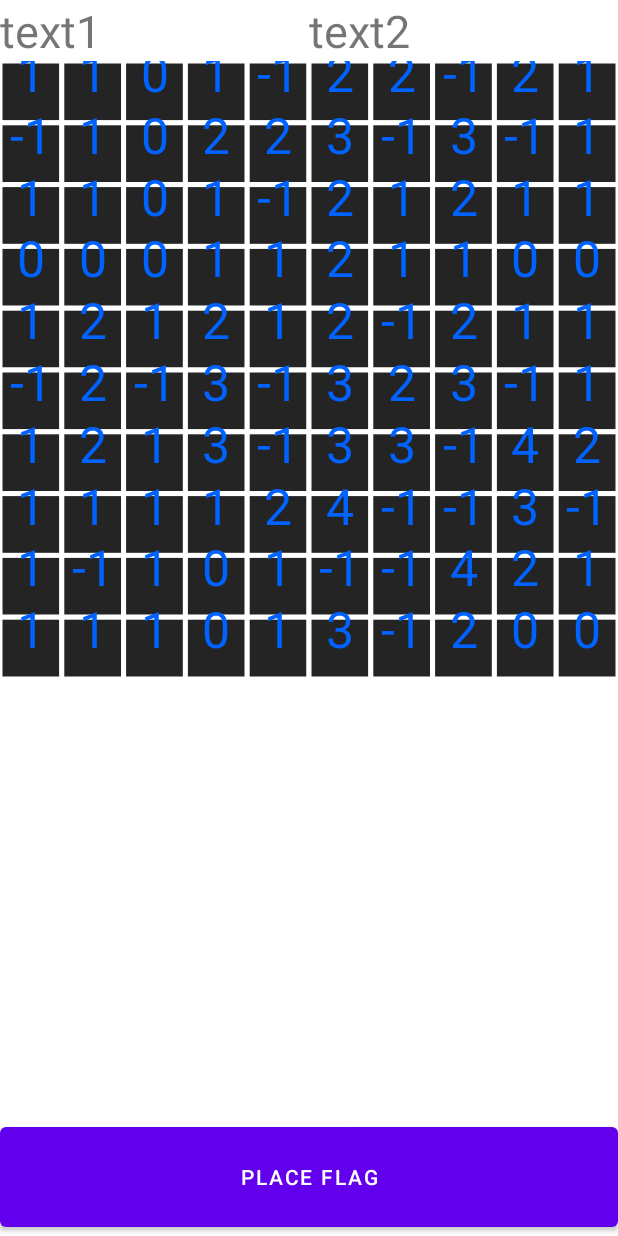
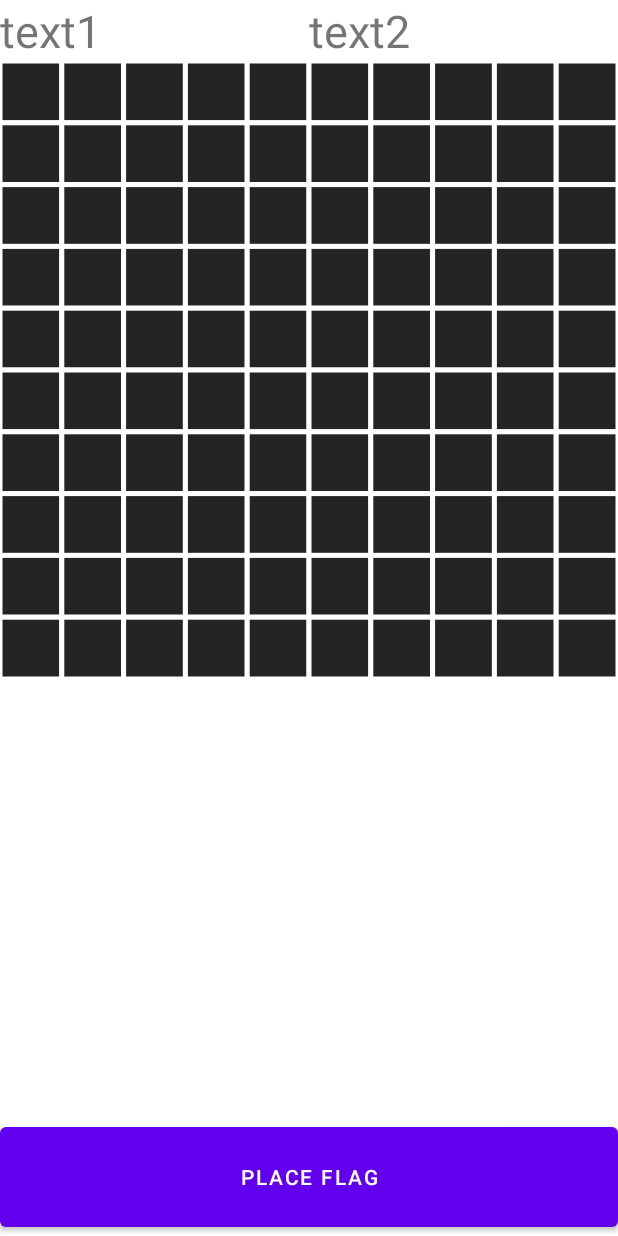
Before and after one commit to BaptisteMartinet/Minesweeper, an Android app: the layout activity_main.xml on its own in the app's theme, with its tools: preview values and no code run, on a phone screen of 412 x 824 dp. Run offline under Robolectric (Android 15) with nearby library versions, the light colour scheme and no system bars.

Commit message:
Milestone 4: Generate board and reveal cell on click

```diff
--- a/app/src/main/java/griffith/baptiste/martinet/minesweeper/MinesweeperGame.kt
+++ b/app/src/main/java/griffith/baptiste/martinet/minesweeper/MinesweeperGame.kt
@@ -2,11 +2,12 @@ package griffith.baptiste.martinet.minesweeper
 
 import android.content.Context
 import android.graphics.*
+import android.text.TextPaint
 import android.util.AttributeSet
-import android.util.Log
 import android.view.MotionEvent
 import android.view.View
 import androidx.core.content.ContextCompat
+import kotlin.math.floor
 
 class MinesweeperGame(context: Context, attrs: AttributeSet) : View(context, attrs) {
   private var _boardSize: Int
@@ -14,8 +15,9 @@ class MinesweeperGame(context: Context, attrs: AttributeSet) : View(context, att
   private var _cellSize: Float = 0f
 
   private val _paintCellBackground: Paint = Paint()
+  private val _paintCellBackgroundRevealed: Paint = Paint()
   private val _paintCellStroke: Paint = Paint()
-  private val _paintTextValue: Paint = Paint()
+  private val _paintCellValue: Paint = TextPaint()
 
   private var _minesweeperEngine: MinesweeperGameEngine
 
@@ -25,17 +27,16 @@ class MinesweeperGame(context: Context, attrs: AttributeSet) : View(context, att
         _boardSize = getInteger(R.styleable.MinesweeperGame_boardSize, 10)
         _nbMines = getInteger(R.styleable.MinesweeperGame_nbMines, 20)
         _paintCellBackground.color = getColor(R.styleable.MinesweeperGame_cellBackgroundColor, ContextCompat.getColor(context, R.color.black))
+        _paintCellBackgroundRevealed.color = getColor(R.styleable.MinesweeperGame_cellBackgroundColorRevealed, ContextCompat.getColor(context, R.color.purple_200))
         _paintCellStroke.color = getColor(R.styleable.MinesweeperGame_cellStrokeColor, ContextCompat.getColor(context, R.color.white))
         _paintCellStroke.strokeWidth = getFloat(R.styleable.MinesweeperGame_cellPadding, 5f)
+        _paintCellValue.color = getColor(R.styleable.MinesweeperGame_cellValueColor, ContextCompat.getColor(context, R.color.white))
       } finally {
         recycle()
       }
     }
     _paintCellStroke.style = Paint.Style.STROKE
-
-    _paintTextValue.color = Color.parseColor("#0062ff")
-    _paintTextValue.textAlign = Paint.Align.CENTER
-    _paintTextValue.textSize = 50f
+    _paintCellValue.textAlign = Paint.Align.CENTER
 
     _minesweeperEngine = MinesweeperGameEngine(_boardSize, _nbMines)
   }
@@ -44,12 +45,22 @@ class MinesweeperGame(context: Context, attrs: AttributeSet) : View(context, att
     val cell = _minesweeperEngine.getCellAtPos(x, y)
     val topLeft = PointF(x * _cellSize, y * _cellSize)
     val bottomRight = PointF(x * _cellSize + _cellSize, y * _cellSize + _cellSize)
+    val center = PointF(topLeft.x + _cellSize / 2, topLeft.y + _cellSize/2)
     //Draw cell
     val rect = RectF(topLeft.x, topLeft.y, bottomRight.x, bottomRight.y)
-    canvas.drawRect(rect, _paintCellBackground)
+
+    if (!cell.getRevealed()) {
+      canvas.drawRect(rect, _paintCellBackground)
+    } else {
+      val cellValue = cell.getValue()
+      var text = cellValue.toString()
+      if (cellValue == -1) {
+        text = "M"
+      }
+      canvas.drawRect(rect, _paintCellBackgroundRevealed)
+      canvas.drawText(text, center.x, center.y, _paintCellValue)
+    }
     canvas.drawRect(rect, _paintCellStroke)
-
-    canvas.drawText(cell.getValue().toString(), topLeft.x + _cellSize/2, topLeft.y + _cellSize/2, _paintTextValue)
   }
 
   private fun drawBoard(canvas: Canvas) {
@@ -65,14 +76,21 @@ class MinesweeperGame(context: Context, attrs: AttributeSet) : View(context, att
     drawBoard(canvas)
   }
 
-  override fun onTouchEvent(event: MotionEvent?): Boolean {
-    Log.i("APP", "View touched!")
+  override fun onTouchEvent(event: MotionEvent): Boolean {
+    val pos = Point(
+      floor(event.x / _cellSize).toInt(),
+      floor(event.y / _cellSize).toInt()
+    )
+    val cell = _minesweeperEngine.getCellAtPos(pos.x, pos.y)
+    cell.setRevealed(true)
+    invalidate()
     return super.onTouchEvent(event)
   }
 
   override fun onMeasure(widthMeasureSpec: Int, heightMeasureSpec: Int) {
     super.onMeasure(widthMeasureSpec, heightMeasureSpec)
     _cellSize = width / _boardSize.toFloat()
+    _paintCellValue.textSize = _cellSize / 2
     invalidate()
     requestLayout()
   }
--- a/app/src/main/res/layout/activity_main.xml
+++ b/app/src/main/res/layout/activity_main.xml
@@ -34,6 +34,7 @@
     app:boardSize="10"
     app:nbMines="20"
     app:cellBackgroundColor="#242424"
+    app:cellBackgroundColorRevealed="#ff1717"
     app:cellStrokeColor="#ffffff"
     app:cellPadding="5"
     />
--- a/app/src/main/res/values/attrs.xml
+++ b/app/src/main/res/values/attrs.xml
@@ -4,7 +4,10 @@
     <attr name="boardSize" format="integer"/>
     <attr name="nbMines" format="integer"/>
     <attr name="cellBackgroundColor" format="color"/>
+    <attr name="cellBackgroundColorRevealed" format="color"/>
     <attr name="cellStrokeColor" format="color"/>
     <attr name="cellPadding" format="float"/>
+    <attr name="cellValueColor" format="color"/>
+    <attr name="cellMineColor" format="color"/>
   </declare-styleable>
 </resources>
```
